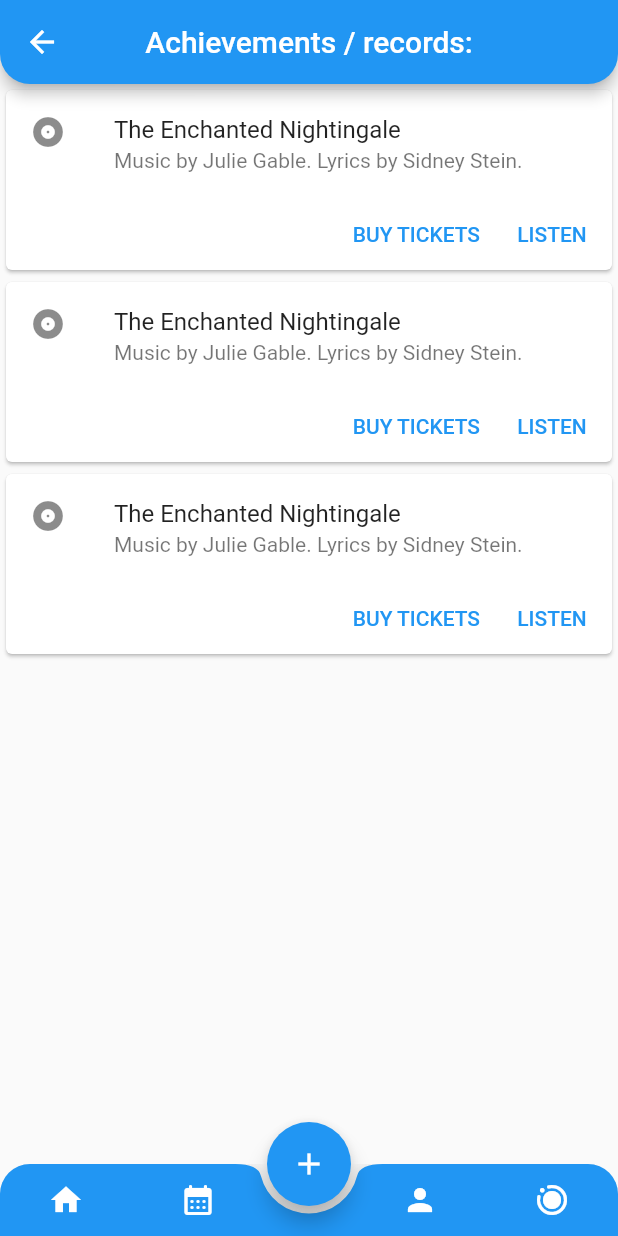
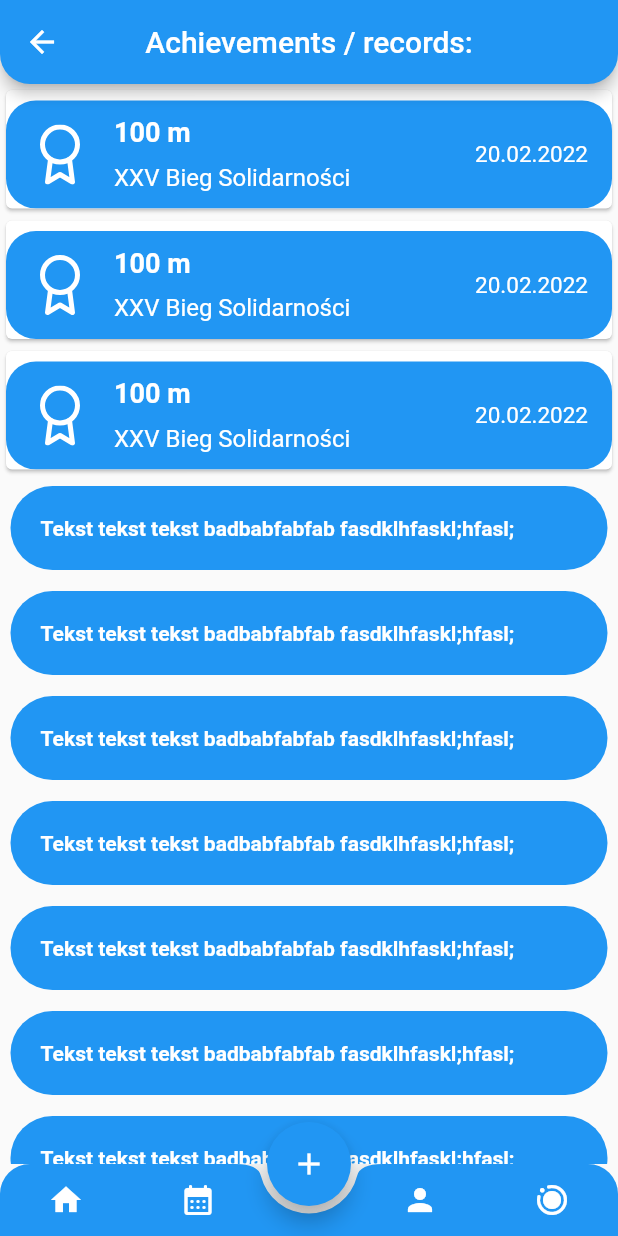
Before and after one commit to sebastianpartyka/calendarx, a Flutter app: the Achievements screen opened directly, on a phone screen of 412 x 824 dp. Run offline on Flutter 3.47's test engine with Material 2 defaults, Android fonts, the phone set to English and light mode, and no system bars; our stand-ins replace cloud_firestore, eva_icons_flutter, firebase_auth, firebase_core, flutter_feather_icons, flutter_slidable and 1 more; missing offline and left inert: firebase_ui_auth, flutterfire_ui; accounts and stored records are empty; network calls fail.

Commit message:
Implement AChievements/records part 1

```diff
--- a/lib/screens/achievements.dart
+++ b/lib/screens/achievements.dart
@@ -1,5 +1,8 @@
+import 'package:calendarx/screens/goals.dart';
 import 'package:calendarx/widgets/bottom_app_bar.dart';
 import 'package:flutter/material.dart';
+import 'package:flutter_feather_icons/flutter_feather_icons.dart';
+import 'package:eva_icons_flutter/eva_icons_flutter.dart';
 
 class Achievements extends StatefulWidget {
   const Achievements({super.key});
@@ -27,15 +30,25 @@ class _AchievementsState extends State<Achievements> {
       ),
       floatingActionButtonLocation: FloatingActionButtonLocation.centerDocked,
       bottomNavigationBar: const BottomNavBar(),
-      body: Center(
-        child: Column(mainAxisSize: MainAxisSize.max, children: <Widget>[
+      body: ListView(
+        children: [
           // SizedBox(
           //   height: 20,
           // ),
           AchievementCard(),
           AchievementCard(),
           AchievementCard(),
-        ]),
+          AchievementWidget(),
+          AchievementWidget(),
+          AchievementWidget(),
+          AchievementWidget(),
+          AchievementWidget(),
+          AchievementWidget(),
+          AchievementWidget(),
+          AchievementWidget(),
+          AchievementWidget(),
+          AchievementWidget(),
+        ],
       ),
     );
   }
@@ -80,28 +93,88 @@ class AchievementCard extends StatelessWidget {
       child: Column(
         mainAxisSize: MainAxisSize.min,
         children: <Widget>[
-          const ListTile(
-            leading: Icon(Icons.album),
-            title: Text('The Enchanted Nightingale'),
-            subtitle: Text('Music by Julie Gable. Lyrics by Sidney Stein.'),
+          SizedBox(
+            height: 7,
           ),
-          Row(
-            mainAxisAlignment: MainAxisAlignment.end,
-            children: <Widget>[
-              TextButton(
-                child: const Text('BUY TICKETS'),
-                onPressed: () {/* ... */},
+          ListTile(
+              tileColor: Colors.blue,
+              textColor: Colors.white,
+              shape: RoundedRectangleBorder(
+                // side: BorderSide(width: 2),
+                borderRadius: BorderRadius.circular(20),
               ),
-              const SizedBox(width: 8),
-              TextButton(
-                child: const Text('LISTEN'),
-                onPressed: () {/* ... */},
+              leading: Icon(
+                FeatherIcons.award,
+                color: Colors.white,
+                size: 40,
               ),
-              const SizedBox(width: 8),
-            ],
-          ),
+              title: Padding(
+                padding: const EdgeInsets.only(bottom: 10.0),
+                child: Text(
+                  '100 m',
+                  style: const TextStyle(
+                      fontWeight: FontWeight.bold, fontSize: 18),
+                ),
+              ),
+              subtitle: Text(
+                'XXV Bieg Solidarności',
+                style: TextStyle(fontSize: 16),
+              ),
+              trailing: Text(
+                '20.02.2022',
+                style: TextStyle(fontSize: 15),
+              )),
+          // Row(
+          //   mainAxisAlignment: MainAxisAlignment.end,
+          //   children: <Widget>[
+          //     TextButton(
+          //       child: const Text('BUY TICKETS'),
+          //       onPressed: () {/* ... */},
+          //     ),
+          //     const SizedBox(width: 8),
+          //     TextButton(
+          //       child: const Text('LISTEN'),
+          //       onPressed: () {/* ... */},
+          //     ),
+          //     const SizedBox(width: 8),
+          //   ],
+          // ),
         ],
       ),
     );
   }
 }
+
+class AchievementWidget extends StatelessWidget {
+  const AchievementWidget({
+    Key? key,
+  }) : super(key: key);
+
+  @override
+  Widget build(BuildContext context) {
+    return
+        // return Column(mainAxisAlignment: MainAxisAlignment.start, children: [
+        //   Row(children: [Text("Name"), Spacer(), Text("Abc")]),
+        //   SizedBox(
+        //     height: 20,
+        //   ),
+        //   Row(children: [Text("class"), Spacer(), Text("2nd")])
+        // ]);
+
+        Container(
+      padding: const EdgeInsets.all(20),
+      margin: const EdgeInsets.all(7),
+      decoration: const BoxDecoration(
+        color: Colors.blue,
+        borderRadius: BorderRadius.all(
+          Radius.circular(80),
+        ),
+      ),
+      child: Text(
+        ('Tekst tekst tekst badbabfabfab fasdklhfaskl;hfasl;'),
+        style:
+            const TextStyle(color: Colors.white, fontWeight: FontWeight.bold),
+      ),
+    );
+  }
+}
--- a/pubspec.yaml
+++ b/pubspec.yaml
@@ -46,6 +46,8 @@ dependencies:
   firebase_ui_auth: ^1.1.9
   firebase_auth: ^4.2.5
   flutterfire_ui: ^0.4.0
+  flutter_feather_icons: ^2.0.0+1
+  eva_icons_flutter: ^3.1.0
 
 dependency_overrides:
   intl: ^0.17.0-nullsafety.2
```
Also changed, not shown: pubspec.lock.
